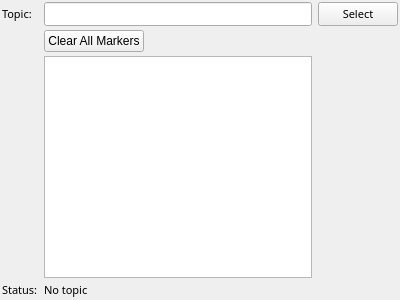
First picture: the form in mapviz_plugins/ui/marker_config.ui, repository ros2-gbp/mapviz-release, before the edit.
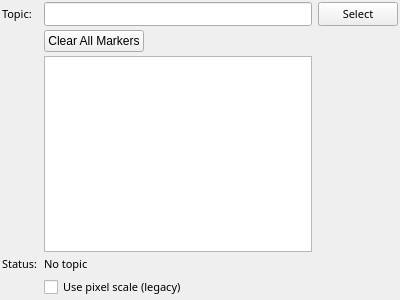
Second picture: the form after the edit.

The edit to the form file:
```diff
--- a/mapviz_plugins/ui/marker_config.ui
+++ b/mapviz_plugins/ui/marker_config.ui
@@ -125,6 +125,22 @@
    <item row="4" column="3">
     <widget class="QListWidget" name="nsList"/>
    </item>
+   <item row="6" column="3" colspan="2">
+    <widget class="QCheckBox" name="usePixelScale">
+     <property name="font">
+      <font>
+       <family>Sans Serif</family>
+       <pointsize>8</pointsize>
+      </font>
+     </property>
+     <property name="toolTip">
+      <string>When checked, marker scale.x/scale.y are interpreted as pixels (legacy mapviz behavior). When unchecked (default), they are interpreted as meters, matching RViz.</string>
+     </property>
+     <property name="text">
+      <string>Use pixel scale (legacy)</string>
+     </property>
+    </widget>
+   </item>
   </layout>
  </widget>
  <resources/>
```
